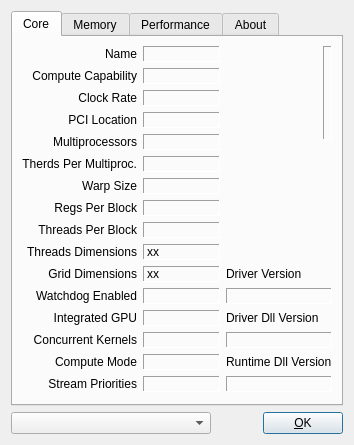
Qt form ui/czdialog.ui (spainnoobperez/cuda-z) before a commit.
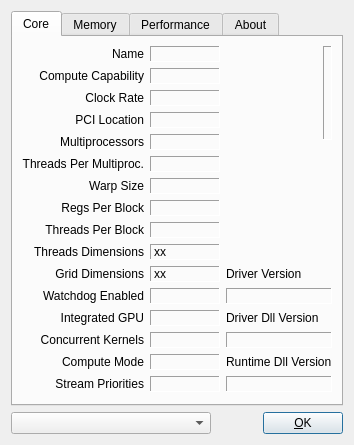
The same form after that commit. Icons and pictures are not drawn.

Commit message: Add 32/64 bit build information to info tab and file export. Fix Therds typo.

What changed in the file:
```diff
--- a/ui/czdialog.ui
+++ b/ui/czdialog.ui
@@ -41,7 +41,7 @@
        <item row="5" column="0">
         <widget class="QLabel" name="labelThreadsMulti">
          <property name="text">
-          <string>Therds Per Multiproc.</string>
+          <string>Threads Per Multiproc.</string>
          </property>
          <property name="alignment">
           <set>Qt::AlignRight|Qt::AlignTrailing|Qt::AlignVCenter</set>
```
The commit also changes 1 other file.
